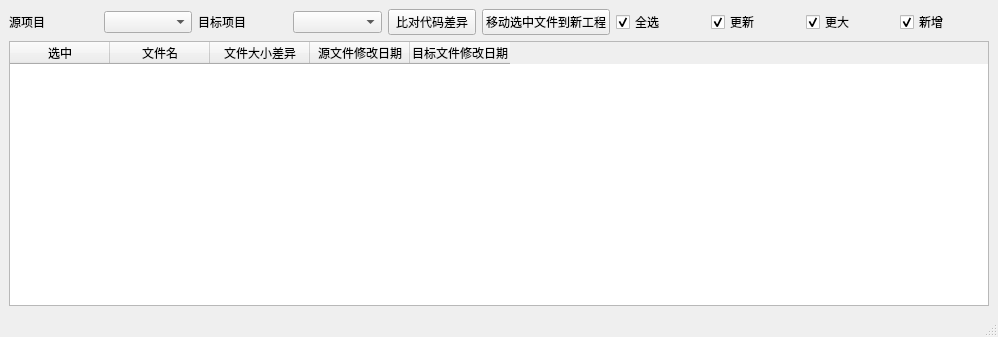
Qt form IntegrationSync/QtDesign/MainWindow.ui (victor647/AudioToolkit647) before a commit.
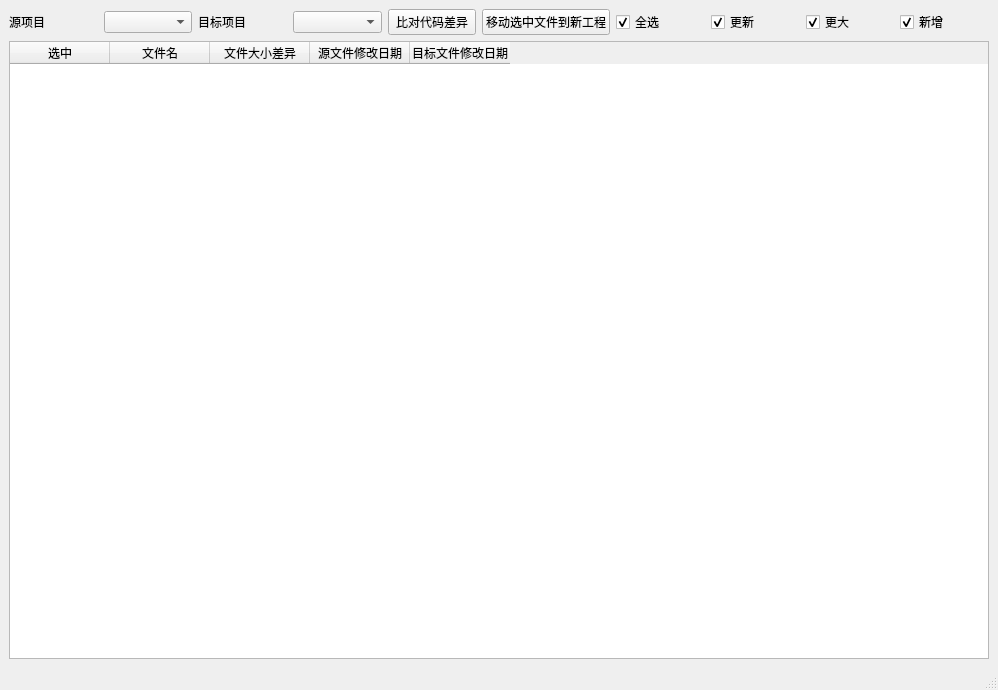
The same form after that commit.

Patch:
```diff
--- a/IntegrationSync/QtDesign/MainWindow.ui
+++ b/IntegrationSync/QtDesign/MainWindow.ui
@@ -7,7 +7,7 @@
     <x>0</x>
     <y>0</y>
     <width>998</width>
-    <height>337</height>
+    <height>690</height>
    </rect>
   </property>
   <property name="windowTitle">
```
Left out of the diff: 4 changed lines with no effect on the pictures.
